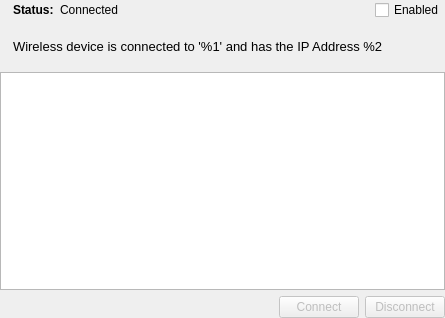
First picture: the form in manager/wirelesspage.ui, repository OSSystems/qconnman-ui, before the edit.
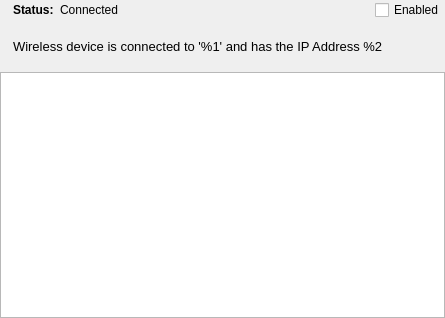
Second picture: the form after the edit. Icons and pictures are not drawn.

Commit message: Connect & Disconnect button removed

What changed in the file:
```diff
--- a/manager/wirelesspage.ui
+++ b/manager/wirelesspage.ui
@@ -138,46 +138,6 @@
        </property>
       </widget>
      </item>
-     <item>
-      <layout class="QHBoxLayout" name="horizontalLayout">
-       <property name="sizeConstraint">
-        <enum>QLayout::SetMinAndMaxSize</enum>
-       </property>
-       <item>
-        <spacer name="horizontalSpacer">
-         <property name="orientation">
-          <enum>Qt::Horizontal</enum>
-         </property>
-         <property name="sizeHint" stdset="0">
-          <size>
-           <width>40</width>
-           <height>0</height>
-          </size>
-         </property>
-        </spacer>
-       </item>
-       <item>
-        <widget class="QPushButton" name="connectButton">
-         <property name="enabled">
-          <bool>false</bool>
-         </property>
-         <property name="text">
-          <string>Connect</string>
-         </property>
-        </widget>
-       </item>
-       <item>
-        <widget class="QPushButton" name="disconnectButton">
-         <property name="enabled">
-          <bool>false</bool>
-         </property>
-         <property name="text">
-          <string>Disconnect</string>
-         </property>
-        </widget>
-       </item>
-      </layout>
-     </item>
     </layout>
    </item>
   </layout>
```
The commit also changes 1 other file.
